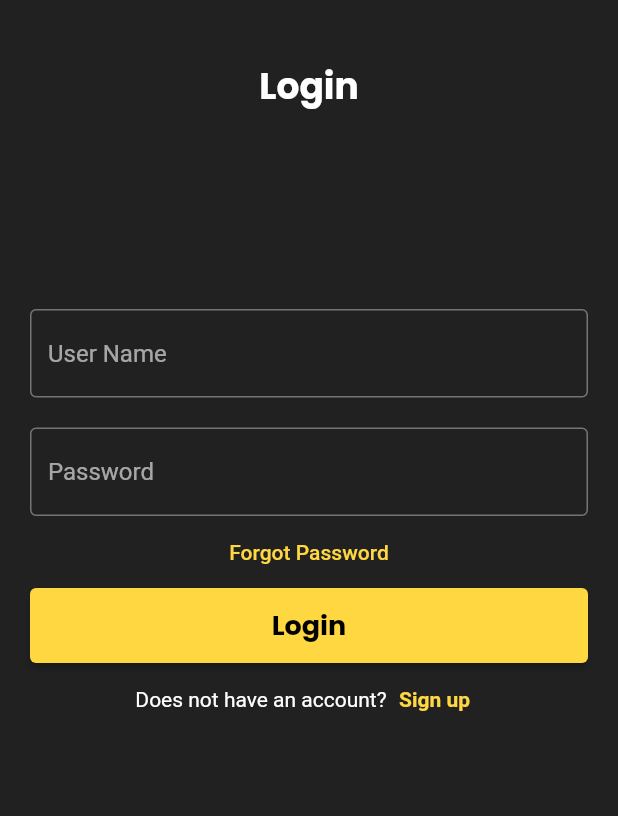
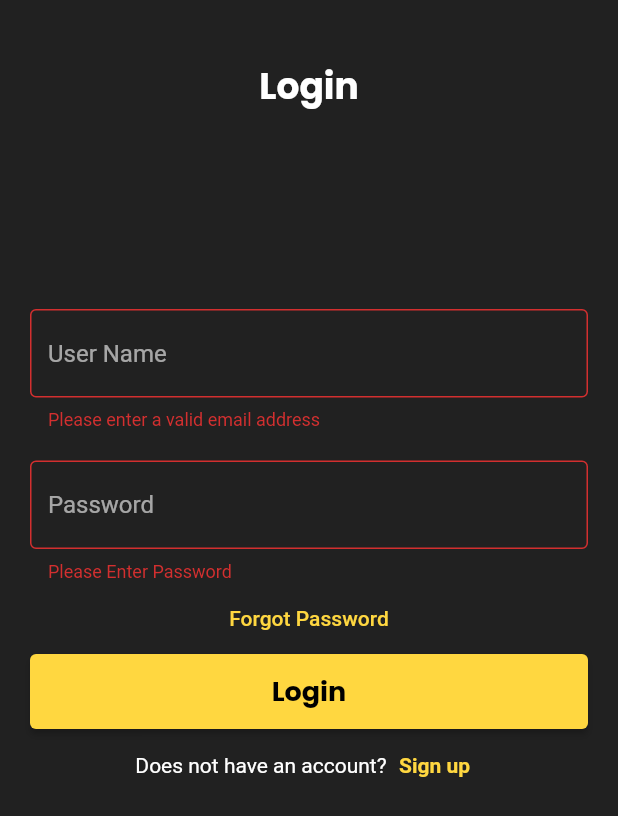
Before and after one commit to Mohammed-Jabir-CT/mechfinder, a Flutter app: the screen it shows after launch, after a tap on "Login", on a phone screen of 412 x 824 dp. Shown: the top 816 px of the screen. Run offline on Flutter 3.47's test engine with Material 2 defaults, Android fonts, the light colour scheme and no system bars; our stand-ins replace cloud_firestore, firebase_auth, firebase_core, get; accounts and stored records are empty.

Commit message:
authentication and forgot password

```diff
--- a/lib/main.dart
+++ b/lib/main.dart
@@ -17,7 +17,9 @@ import 'package:va/pages/mechanics.dart';
 
 void main() async{
   WidgetsFlutterBinding.ensureInitialized();
-  await Firebase.initializeApp();
+  await Firebase.initializeApp(
+    //options: DefaultFirebaseOptions.currentPlatform,
+  );
   runApp(MaterialApp(
     debugShowCheckedModeBanner: false,
     theme: ThemeData.dark().copyWith(
@@ -39,7 +41,7 @@ void main() async{
       '/FourWheeler': (context)=> const FourWheeler(),
       '/Heavy': (context)=> const Heavy(),
       '/Login': (context)=>const Login(),
-      '/SignUp':  (context)=> SignUp(),
+      '/SignUp':  (context)=> const SignUp(),
       '/Register': (context)=>const Register(),
       '/UserProfile': (context)=>const UserProfile(),
       '/Mechanics': (context)=>const Mechanics(),
--- a/lib/pages/login.dart
+++ b/lib/pages/login.dart
@@ -1,19 +1,86 @@
 import 'package:flutter/material.dart';
 import 'package:firebase_auth/firebase_auth.dart';
+import 'package:get/get.dart';
 
 class Login extends StatelessWidget {
-  const Login({Key? key}) : super(key: key);
+  Login({Key? key}) : super(key: key);
+  final email = TextEditingController();
+  final password = TextEditingController();
+  final formkey = GlobalKey<FormState>();
+  void signin() async{
+    try{
+      if(formkey.currentState!.validate()){
+        await FirebaseAuth.instance.signInWithEmailAndPassword(email: email.text, password: password.text);
+      }
+    }
+    on FirebaseAuthException catch(e){
+       switch (e.code) {
+        case "invalid-email":
+           Get.showSnackbar(
+            const  GetSnackBar(
+              margin: EdgeInsets.all(15),
+              borderRadius: 8,
+              message:
+                  ('Your username or password is incorrect. Please try again.'),
+              duration: Duration(seconds: 3),
+              backgroundColor: Colors.red,
+            ),
+          );
+           break;
+
+        case "wrong-password":
+           Get.showSnackbar(
+            const GetSnackBar(
+              margin: EdgeInsets.all(15),
+              borderRadius: 8,
+              message: ('The password is invalid for the given email'),
+              duration: Duration(seconds: 3),
+              backgroundColor: Colors.red,
+
+            ),
+
+          );
+           break;
+
+        case "user-not-found":
+
+           Get.showSnackbar(
+            const GetSnackBar(
+              margin: EdgeInsets.all(15),
+              borderRadius: 8,
+              message: ('There is no user corresponding to the given email.'),
+              duration: Duration(seconds: 3),
+              backgroundColor: Colors.red,
+            ),
+          );
+      }
+    }
+
+
+  }
 
   @override
   Widget build(BuildContext context) {
     return Scaffold(
       backgroundColor: Colors.grey[900],
-      body: Padding(
-        padding: const EdgeInsets.fromLTRB(10.0,40.0,10.0,0),
+      body: StreamBuilder<User?>(
+          stream: FirebaseAuth.instance.authStateChanges(),
+          builder: (context, snapshot) {
+            if (snapshot.connectionState == ConnectionState.waiting) {
+              return const Center(
+                child: CircularProgressIndicator(),
+              );
+            } else if (snapshot.hasData) {
+              return Container(); // the user has logged in , navigate to homepage.
+            } else {
+              return Form(
+                key: formkey,
+                child: Padding(
+                  padding: const EdgeInsets.fromLTRB(10.0, 40.0, 10.0, 0),
                   child: Center(
                     child: Column(
                       children: [
-              Text(
+                        const Text(
                           "Login",
                           style: TextStyle(
                             color: Colors.white,
@@ -22,68 +89,84 @@ class Login extends StatelessWidget {
                             fontWeight: FontWeight.bold,
                           ),
                         ),
-              SizedBox(height: 130.0,),
+                        const SizedBox(
+                          height: 130.0,
+                        ),
                         Container(
-                padding: EdgeInsets.symmetric(horizontal: 10.0),
+                          padding: const EdgeInsets.symmetric(horizontal: 10.0),
                           child: Column(
                             crossAxisAlignment: CrossAxisAlignment.stretch,
                             children: [
-                    TextField(
-                      controller: TextEditingController(),
-                      decoration: InputDecoration(
+                              TextFormField(
+                                validator: (value) {
+                                  if (value!.isEmpty || !value.contains('@')) {
+                                    return 'Please enter a valid email address';
+                                  }
+                                  return null;
+                                },
+                                controller: email,
+                                decoration: const InputDecoration(
                                   border: OutlineInputBorder(),
                                   focusedBorder: OutlineInputBorder(
                                       borderSide: BorderSide(
                                     color: Colors.amberAccent,
-                          )
-                        ),
+                                  )),
                                   hintText: "User Name",
                                 ),
                               ),
-                    SizedBox(
+                              const SizedBox(
                                 height: 20.0,
                               ),
-                    TextField(
-                      controller: TextEditingController(),
+                              TextFormField(
+                                validator: ((value) {
+                                  if (value!.isEmpty) {
+                                    return 'Please Enter Password';
+                                  }
+                                   else {
+                                    return null;
+                                  }
+                                }),
+                                controller: password,
                                 obscureText: true,
-                      decoration: InputDecoration(
+                                decoration: const InputDecoration(
                                   border: OutlineInputBorder(),
                                   focusedBorder: OutlineInputBorder(
                                       borderSide: BorderSide(
                                     color: Colors.amberAccent,
-                            )
-                          ),
+                                  )),
                                   hintText: "Password",
                                 ),
                               ),
                               TextButton(
-                      onPressed: () {},
-                      child: Text(
+                                onPressed: () {
+                                  Get.to(() const forgetpassword());
+                                },
+                                child: const Text(
                                   "Forgot Password",
                                   style: TextStyle(
                                     color: Colors.amberAccent,
                                   ),
-
                                 ),
                               ),
                               SizedBox(
                                 height: 50,
                                 child: ElevatedButton(
-                        onPressed: (){},
-                        child: Text(
+                                  onPressed: () {
+                                    signin();
+                                  },
+                                  child: const Text(
                                     "Login",
                                     style: TextStyle(
-                            fontWeight:FontWeight.bold,
+                                        fontWeight: FontWeight.bold,
                                         fontFamily: "Poppins",
-                            fontSize: 18.0
-                          ),
+                                        fontSize: 18.0),
                                   ),
                                 ),
                               ),
                               Row(
                                 mainAxisAlignment: MainAxisAlignment.center,
                                 children: [
-                        Text(
+                                  const Text(
                                     "Does not have an account?",
                                     style: TextStyle(
                                       color: Colors.white,
@@ -93,7 +176,7 @@ class Login extends StatelessWidget {
                                     onPressed: () {
                                       Navigator.pushNamed(context, "/SignUp");
                                     },
-                          child: Text(
+                                    child: const Text(
                                       "Sign up",
                                       style: TextStyle(
                                         color: Colors.amberAccent,
@@ -106,12 +189,13 @@ class Login extends StatelessWidget {
                             ],
                           ),
                         ),
-
                       ],
                     ),
                   ),
                 ),
               );
             }
-
+          }),
+    );
   }
+}
--- a/pubspec.yaml
+++ b/pubspec.yaml
@@ -39,6 +39,7 @@ dependencies:
   firebase_auth: ^4.2.9
   cloud_firestore: ^4.4.3
   firebase_core: ^2.7.0
+  get: ^4.6.5
 
 dev_dependencies:
   flutter_test:
```
Also changed, not shown: lib/pages/Forgotpassword.dart (added, +89 -0 lines), lib/pages/sign_up.dart (+69 -19 lines), pubspec.lock, 1 other file. Lines whose indentation alone changed are shown as unchanged.
